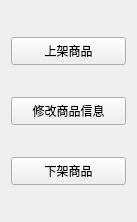
Before: the Qt Designer form StoreManage/ui/buttonWidget/storeManage.ui in Reason-Wang/se_project, drawn with Qt 5.
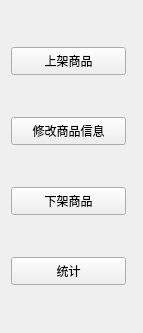
After: the same form once the commit is applied.

Commit message: finish button group

Patch:
```diff
--- a/StoreManage/ui/buttonWidget/storeManage.ui
+++ b/StoreManage/ui/buttonWidget/storeManage.ui
@@ -6,8 +6,8 @@
    <rect>
     <x>0</x>
     <y>0</y>
-    <width>137</width>
-    <height>222</height>
+    <width>143</width>
+    <height>333</height>
    </rect>
   </property>
   <property name="windowTitle">
@@ -71,6 +71,25 @@
      </property>
     </widget>
    </item>
+   <item>
+    <widget class="QPushButton" name="tongji_pushButton">
+     <property name="minimumSize">
+      <size>
+       <width>115</width>
+       <height>28</height>
+      </size>
+     </property>
+     <property name="maximumSize">
+      <size>
+       <width>115</width>
+       <height>28</height>
+      </size>
+     </property>
+     <property name="text">
+      <string>统计</string>
+     </property>
+    </widget>
+   </item>
   </layout>
  </widget>
  <resources/>
```
The commit also changes 24 other files.
